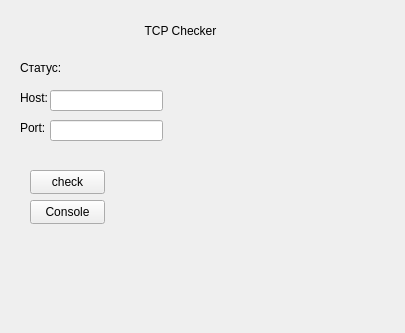
Old version of the form ui/main_window.ui in the repository varkerius/checker.
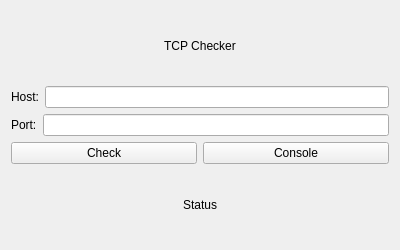
New version of the form.

Commit message: Initial TCP Checker with GUI and console

The edit to the form file:
```diff
--- a/ui/main_window.ui
+++ b/ui/main_window.ui
@@ -6,22 +6,16 @@
    <rect>
     <x>0</x>
     <y>0</y>
-    <width>405</width>
-    <height>333</height>
+    <width>400</width>
+    <height>250</height>
    </rect>
   </property>
   <property name="windowTitle">
    <string>Form</string>
   </property>
+  <layout class="QVBoxLayout" name="verticalLayout">
+   <item>
   <widget class="QLabel" name="label">
-   <property name="geometry">
-    <rect>
-     <x>130</x>
-     <y>10</y>
-     <width>101</width>
-     <height>41</height>
-    </rect>
-   </property>
    <property name="text">
     <string>TCP Checker</string>
    </property>
@@ -29,94 +23,64 @@
     <set>Qt::AlignCenter</set>
    </property>
   </widget>
+   </item>
+   <item>
+    <layout class="QHBoxLayout" name="hostLayout">
+     <item>
   <widget class="QLabel" name="label_2">
-   <property name="geometry">
-    <rect>
-     <x>20</x>
-     <y>90</y>
-     <width>41</width>
-     <height>16</height>
-    </rect>
-   </property>
    <property name="text">
     <string>Host:</string>
    </property>
   </widget>
-  <widget class="QLineEdit" name="hostInput">
-   <property name="geometry">
-    <rect>
-     <x>50</x>
-     <y>90</y>
-     <width>113</width>
-     <height>21</height>
-    </rect>
-   </property>
-  </widget>
+     </item>
+     <item>
+      <widget class="QLineEdit" name="hostInput"/>
+     </item>
+    </layout>
+   </item>
+   <item>
+    <layout class="QHBoxLayout" name="portLayout">
+     <item>
   <widget class="QLabel" name="label_3">
-   <property name="geometry">
-    <rect>
-     <x>20</x>
-     <y>120</y>
-     <width>49</width>
-     <height>16</height>
-    </rect>
-   </property>
    <property name="text">
     <string>Port:</string>
    </property>
   </widget>
-  <widget class="QLineEdit" name="portInput">
-   <property name="geometry">
-    <rect>
-     <x>50</x>
-     <y>120</y>
-     <width>113</width>
-     <height>21</height>
-    </rect>
-   </property>
-  </widget>
+     </item>
+     <item>
+      <widget class="QLineEdit" name="portInput"/>
+     </item>
+    </layout>
+   </item>
+   <item>
+    <layout class="QHBoxLayout" name="buttonsLayout">
+     <item>
   <widget class="QPushButton" name="checkButton">
-   <property name="geometry">
-    <rect>
-     <x>30</x>
-     <y>170</y>
-     <width>75</width>
-     <height>24</height>
-    </rect>
-   </property>
    <property name="text">
-    <string>check</string>
-   </property>
-  </widget>
-  <widget class="QLabel" name="statusLabel">
-   <property name="geometry">
-    <rect>
-     <x>20</x>
-     <y>60</y>
-     <width>291</width>
-     <height>16</height>
-    </rect>
-   </property>
-   <property name="autoFillBackground">
-    <bool>false</bool>
-   </property>
-   <property name="text">
-    <string>Статус: </string>
-   </property>
-  </widget>
+        <string>Check</string>
+       </property>
+      </widget>
+     </item>
+     <item>
   <widget class="QPushButton" name="openConsoleButton">
-   <property name="geometry">
-    <rect>
-     <x>30</x>
-     <y>200</y>
-     <width>75</width>
-     <height>24</height>
-    </rect>
-   </property>
    <property name="text">
     <string>Console</string>
    </property>
   </widget>
+     </item>
+    </layout>
+   </item>
+   <item>
+    <widget class="QLabel" name="statusLabel">
+     <property name="text">
+      <string>Status</string>
+     </property>
+     <property name="alignment">
+      <set>Qt::AlignCenter</set>
+     </property>
+    </widget>
+   </item>
+  </layout>
  </widget>
  <resources/>
  <connections/>
```
Left out of the diff: 6 changed lines with no effect on the pictures. Lines whose indentation alone changed are shown as unchanged. The commit also changes 7 other files.
